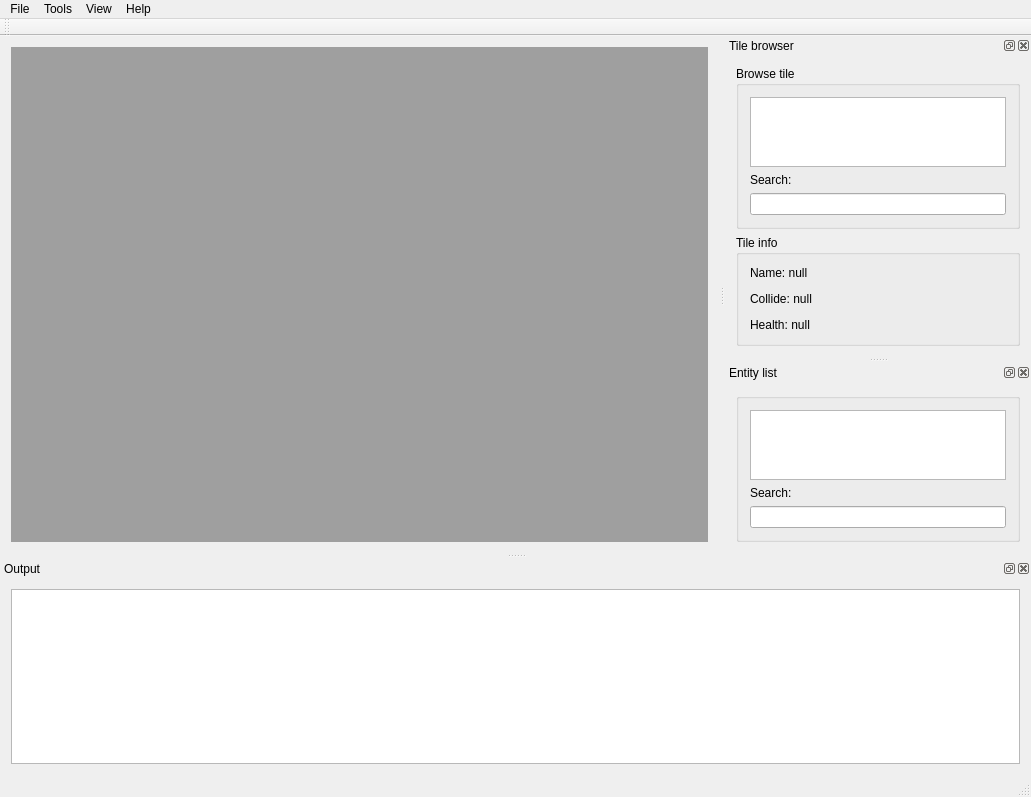
Tomislaw/corpos, file Corpos Editor/CorposEditor.ui: the form before one commit.
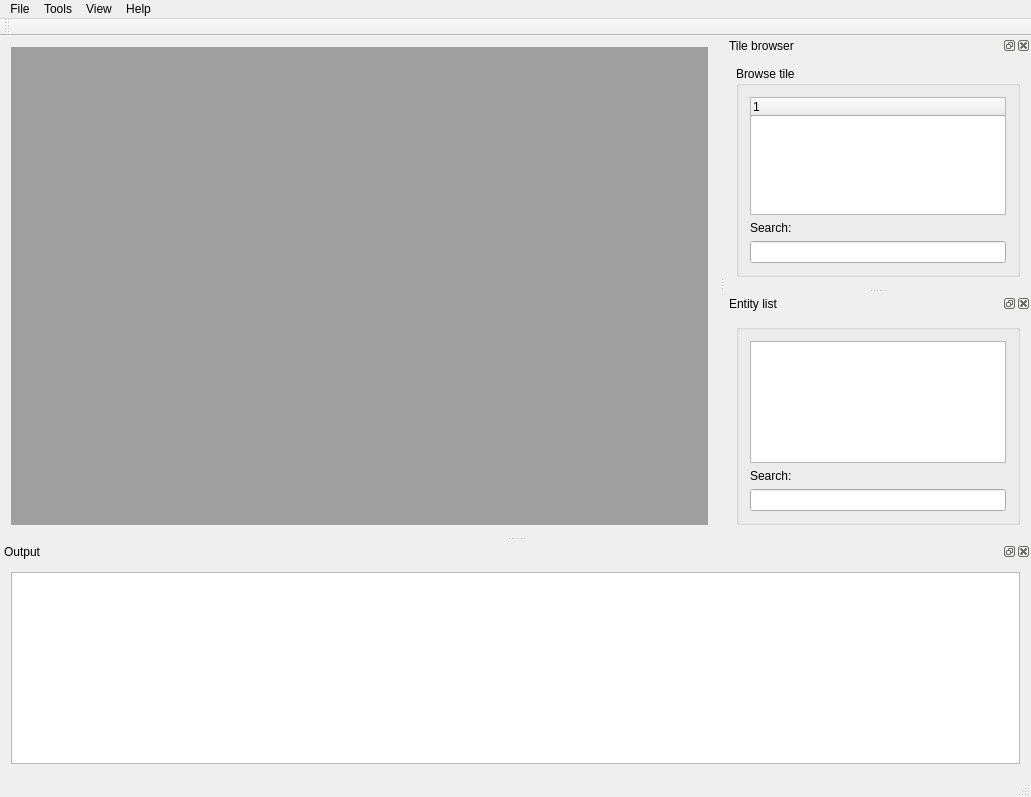
The form after the commit.

Commit message: Added tile map editing to CorposEditor

Diff of the .ui file:
```diff
--- a/Corpos Editor/CorposEditor.ui
+++ b/Corpos Editor/CorposEditor.ui
@@ -124,7 +124,13 @@
        </property>
        <layout class="QVBoxLayout" name="verticalLayout_2">
         <item>
-         <widget class="QListView" name="listView"/>
+         <widget class="QTreeWidget" name="treeWidgetTiles">
+          <column>
+           <property name="text">
+            <string notr="true">1</string>
+           </property>
+          </column>
+         </widget>
         </item>
         <item>
          <widget class="QLabel" name="label">
@@ -139,22 +145,6 @@
        </layout>
       </widget>
      </item>
-     <item>
-      <widget class="QGroupBox" name="groupBox_2">
-       <property name="title">
-        <string>Tile info</string>
-       </property>
-       <layout class="QVBoxLayout" name="verticalLayout_3">
-        <item>
-         <widget class="QLabel" name="tileInfoLabel">
-          <property name="text">
-           <string>&lt;html&gt;&lt;head/&gt;&lt;body&gt;&lt;p&gt;Name: null&lt;/p&gt;&lt;p&gt;Collide: null&lt;/p&gt;&lt;p&gt;Health: null&lt;/p&gt;&lt;/body&gt;&lt;/html&gt;</string>
-          </property>
-         </widget>
-        </item>
-       </layout>
-      </widget>
-     </item>
     </layout>
    </widget>
   </widget>
```
Left out of the diff: 34 changed lines with no effect on the pictures. The commit also changes 21 other files.
